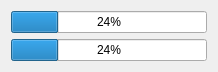
Old version of the form progress_bar/DoubleProgressBar.ui in the repository gcf89/qt.
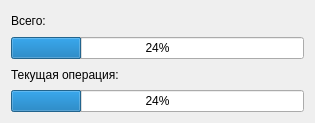
New version of the form.

Commit message: Add labels to PB

Diff of the .ui file:
```diff
--- a/progress_bar/DoubleProgressBar.ui
+++ b/progress_bar/DoubleProgressBar.ui
@@ -6,14 +6,21 @@
    <rect>
     <x>0</x>
     <y>0</y>
-    <width>218</width>
-    <height>68</height>
+    <width>315</width>
+    <height>123</height>
    </rect>
   </property>
   <property name="windowTitle">
    <string>Form</string>
   </property>
   <layout class="QVBoxLayout" name="verticalLayout">
+   <item>
+    <widget class="QLabel" name="labelPrimary">
+     <property name="text">
+      <string>Всего:</string>
+     </property>
+    </widget>
+   </item>
    <item>
     <widget class="QProgressBar" name="progressBarPrimary">
      <property name="sizePolicy">
@@ -33,6 +40,13 @@
      </property>
     </widget>
    </item>
+   <item>
+    <widget class="QLabel" name="labelSecondary">
+     <property name="text">
+      <string>Текущая операция:</string>
+     </property>
+    </widget>
+   </item>
    <item>
     <widget class="QProgressBar" name="progressBarSecondary">
      <property name="sizePolicy">
```
The commit also changes 4 other files.
